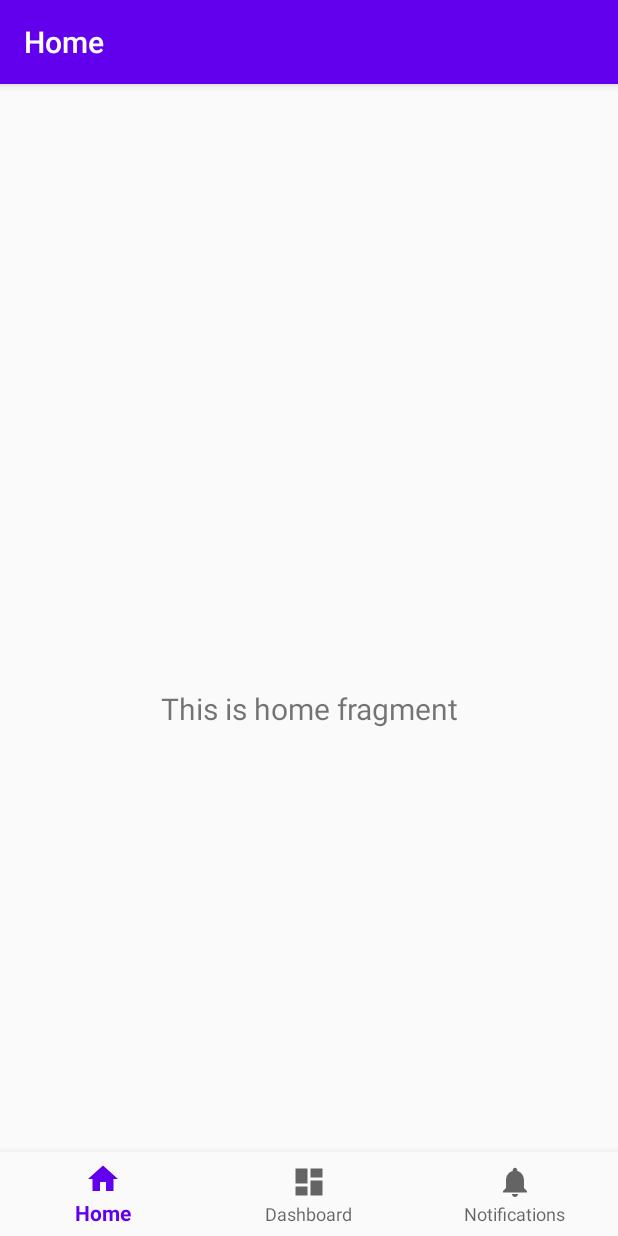
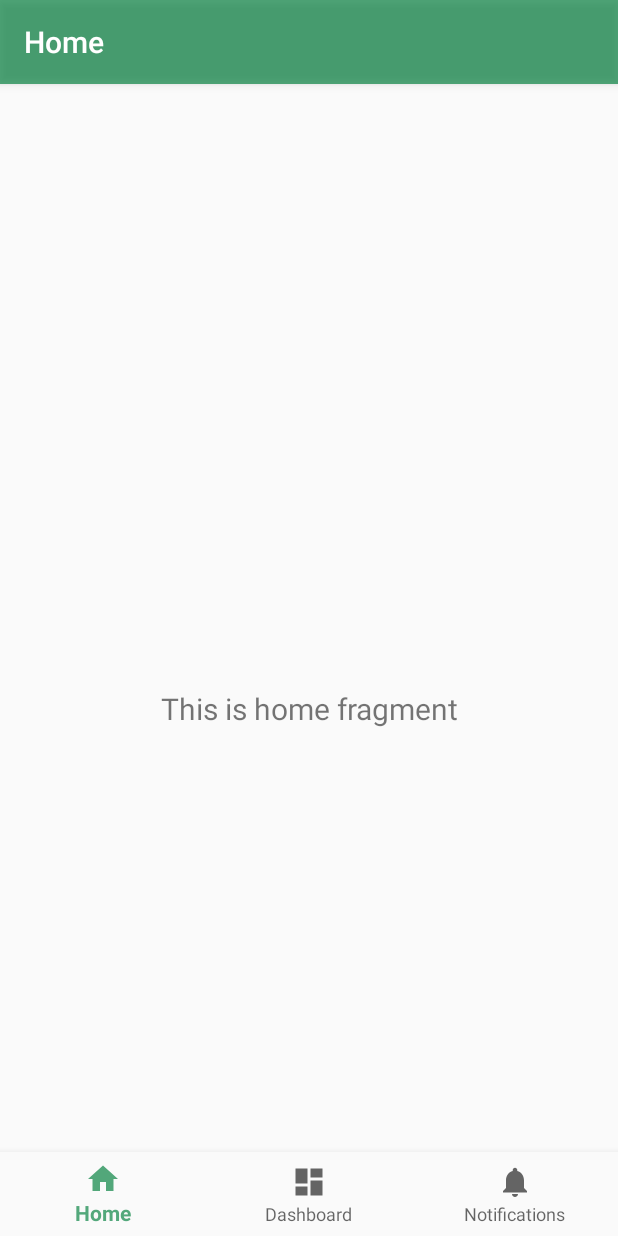
Before and after one commit to agent23/Library, an Android app: the MainActivity screen opened directly, with no data from a screen before it, on a phone screen of 412 x 824 dp. Run offline under Robolectric (Android 15) with nearby library versions, the phone set to English and light mode, and no system bars; our stand-ins replace navigation-ui.

Commit message:
add colors

```diff
--- a/app/src/main/res/values/colors.xml
+++ b/app/src/main/res/values/colors.xml
@@ -1,6 +1,7 @@
 <?xml version="1.0" encoding="utf-8"?>
 <resources>
-    <color name="colorPrimary">#6200EE</color>
+    <color name="colorPrimary">#AC02803D</color>
     <color name="colorPrimaryDark">#3700B3</color>
     <color name="colorAccent">#03DAC5</color>
+    <color name="background">#C0ECC5</color>
 </resources>
```
